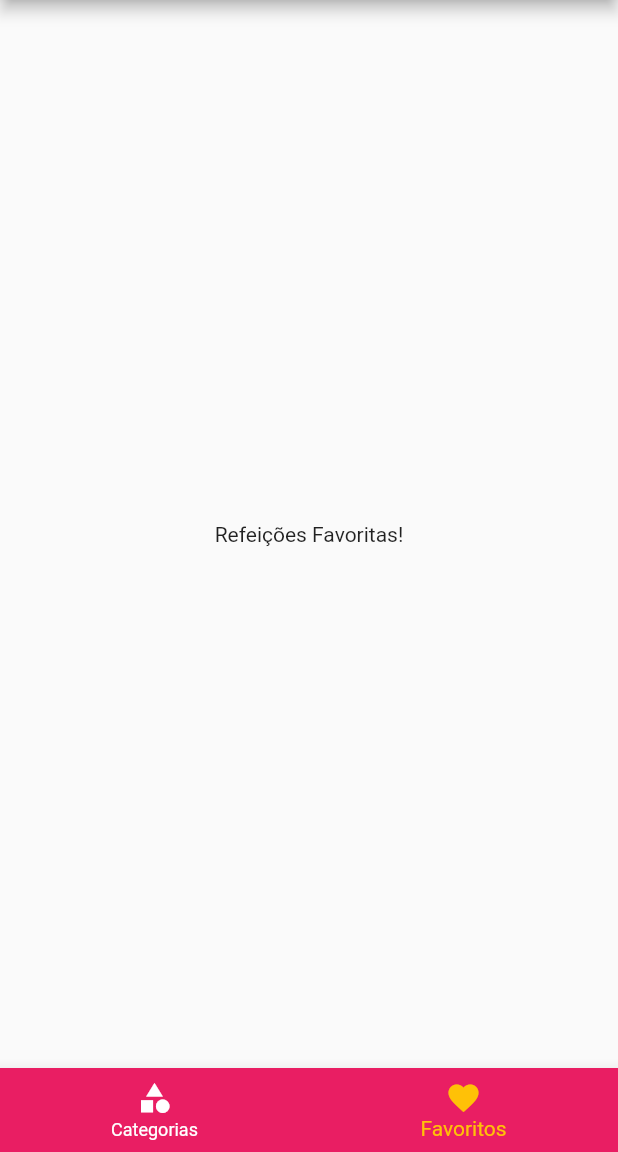
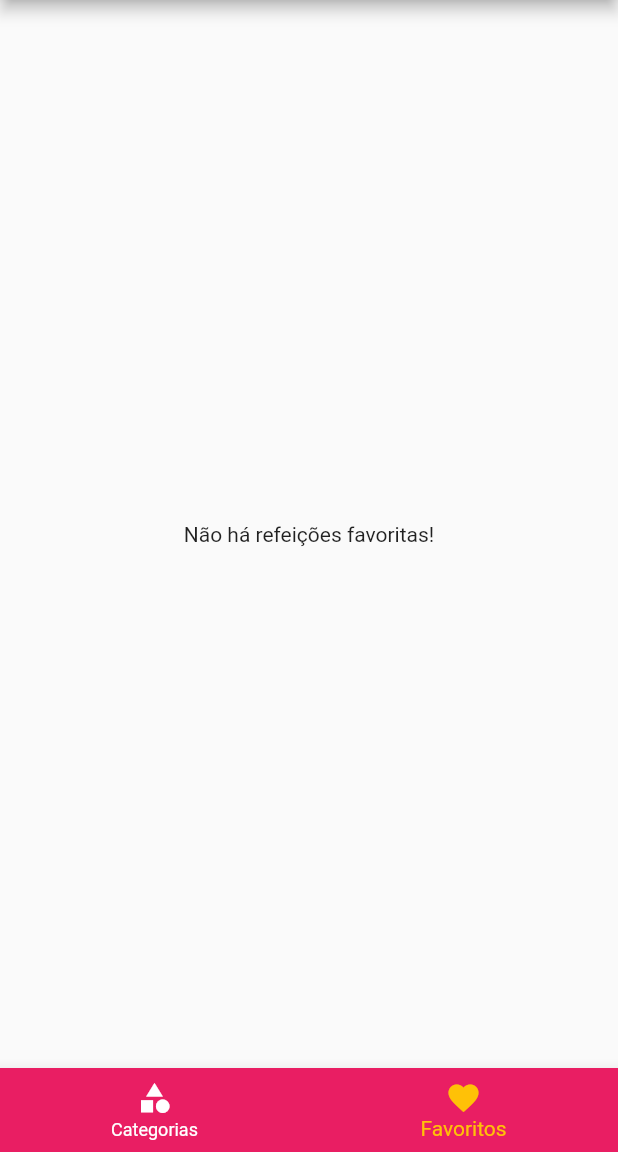
Before and after one commit to filipedoc/meals, a Flutter app: the screen it shows after launch, item 2 of the bottom bar chosen, on a phone screen of 412 x 824 dp, the part 84-1236 px from its top. Run offline on Flutter 3.47's test engine with Material 2 defaults, Android fonts, the phone set to English and light mode, and no system bars.

Commit message:
Implementação tela de favritos

```diff
--- a/lib/main.dart
+++ b/lib/main.dart
@@ -17,8 +17,9 @@ class MyApp extends StatefulWidget {
 }
 
 class _MyAppState extends State<MyApp> {
+  Settings settings = Settings();
   List<Meal> _availableMeals = DUMMY_MEALS;
-  Settings settings = Settings();
+  List<Meal> _favoriteMeals = [];
 
   void onSettingsChanged(Settings settings) {
     setState(() {
@@ -37,6 +38,18 @@ class _MyAppState extends State<MyApp> {
     });
   }
 
+  void onFavoriteMeal(Meal meal) {
+    setState(() {
+      _favoriteMeals.contains(meal)
+          ? _favoriteMeals.remove(meal)
+          : _favoriteMeals.add(meal);
+    });
+  }
+
+  bool _isFavorite(Meal meal) {
+    return _favoriteMeals.contains(meal);
+  }
+
   @override
   Widget build(BuildContext context) {
     return MaterialApp(
@@ -53,11 +66,12 @@ class _MyAppState extends State<MyApp> {
             ),
       ),
       routes: {
-        AppRoutes.HOME: (context) => const TabsScreen(),
+        AppRoutes.HOME: (context) => TabsScreen(_favoriteMeals),
         AppRoutes.MEALS_LIST: (context) => MealsListScreen(_availableMeals),
-        AppRoutes.MEAL_DETAIL: (context) => const MealDetailScreen(),
+        AppRoutes.MEAL_DETAIL: (context) =>
+            MealDetailScreen(onFavoriteMeal, _isFavorite),
         AppRoutes.SETTINGS: (context) =>
-            SettingsScreen(settings, onSettingsChanged),
+            SettingsScreen(settings, onSettingsChanged)
       },
     );
   }
--- a/lib/screens/favorites_screen.dart
+++ b/lib/screens/favorites_screen.dart
@@ -1,12 +1,29 @@
 import 'package:flutter/material.dart';
 
+import '../components/meal_item.dart';
+import '../models/meal.dart';
+
 class FavoritesScreen extends StatelessWidget {
-  const FavoritesScreen({Key? key}) : super(key: key);
+  final List<Meal> _favoriteMeals;
+
+  // ignore: use_key_in_widget_constructors
+  const FavoritesScreen(this._favoriteMeals);
 
   @override
   Widget build(BuildContext context) {
-    return Center(
-      child: Text('Refeições Favoritas!'),
-    );
+    if (_favoriteMeals.isEmpty) {
+      return const Center(
+        child: Text('Não há refeições favoritas!'),
+      );
+    } else {
+      return ListView.builder(
+        itemCount: _favoriteMeals.length,
+        itemBuilder: (BuildContext context, int index) {
+          return MealItem(
+            _favoriteMeals[index],
+          );
+        },
+      );
+    }
   }
 }
--- a/lib/screens/tabs_screen.dart
+++ b/lib/screens/tabs_screen.dart
@@ -2,9 +2,13 @@ import 'package:flutter/material.dart';
 import 'categories_screen.dart';
 import 'favorites_screen.dart';
 import '../components/main_drawer.dart';
+import '../models/meal.dart';
 
 class TabsScreen extends StatefulWidget {
-  const TabsScreen({Key? key}) : super(key: key);
+  final List<Meal> _favoriteMeals;
+
+  // ignore: use_key_in_widget_constructors
+  const TabsScreen(this._favoriteMeals);
 
   @override
   State<TabsScreen> createState() => _TabsScreenState();
@@ -12,16 +16,22 @@ class TabsScreen extends StatefulWidget {
 
 class _TabsScreenState extends State<TabsScreen> {
   int _selectedScreenIndex = 0;
+  List<String> _titles = [];
+  List<Widget> _screens = [];
 
-  final List<String> _titles = [
-    'Lista de Categorias',
-    'Meus Favoritos',
-  ];
+  @override
+  void initState() {
+    super.initState();
+    _titles = [
+      'Lista de Categorias',
+      'Meus Favoritos',
+    ];
 
-  final List<Widget> _screens = [
-    const CategoriesScreen(),
-    const FavoritesScreen(),
-  ];
+    _screens = [
+      const CategoriesScreen(),
+      FavoritesScreen(widget._favoriteMeals),
+    ];
+  }
 
   _selectedScreen(int index) {
     setState(() {
```
Also changed, not shown: lib/screens/meal_detail_screen.dart (+13 -1 lines).
